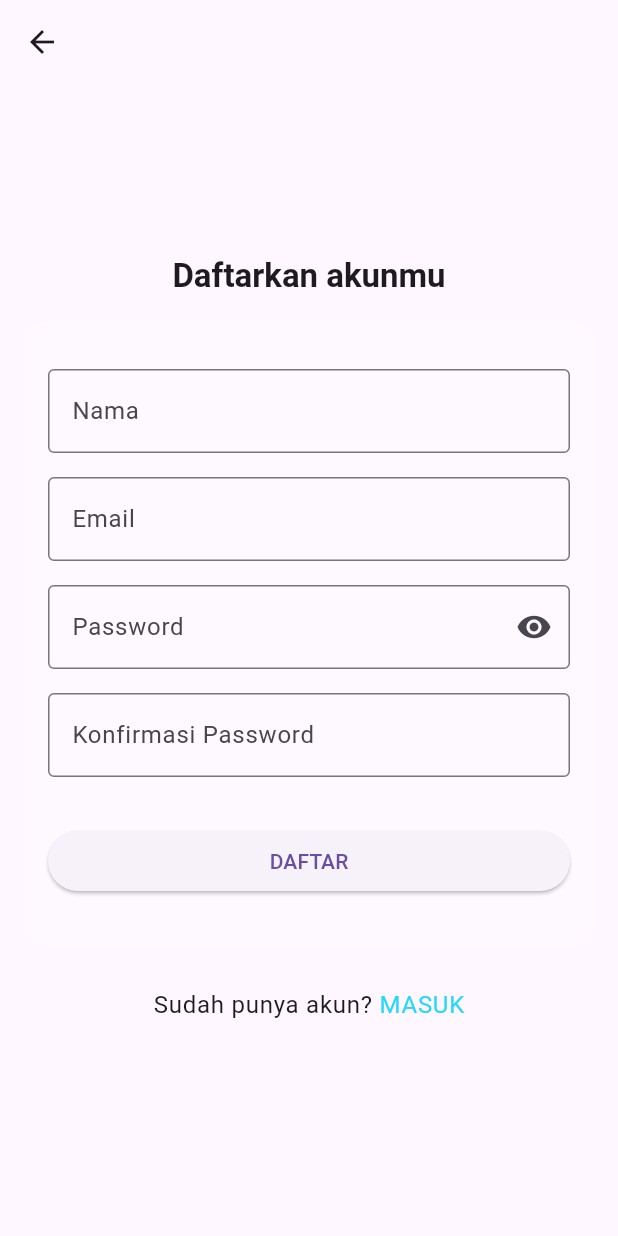
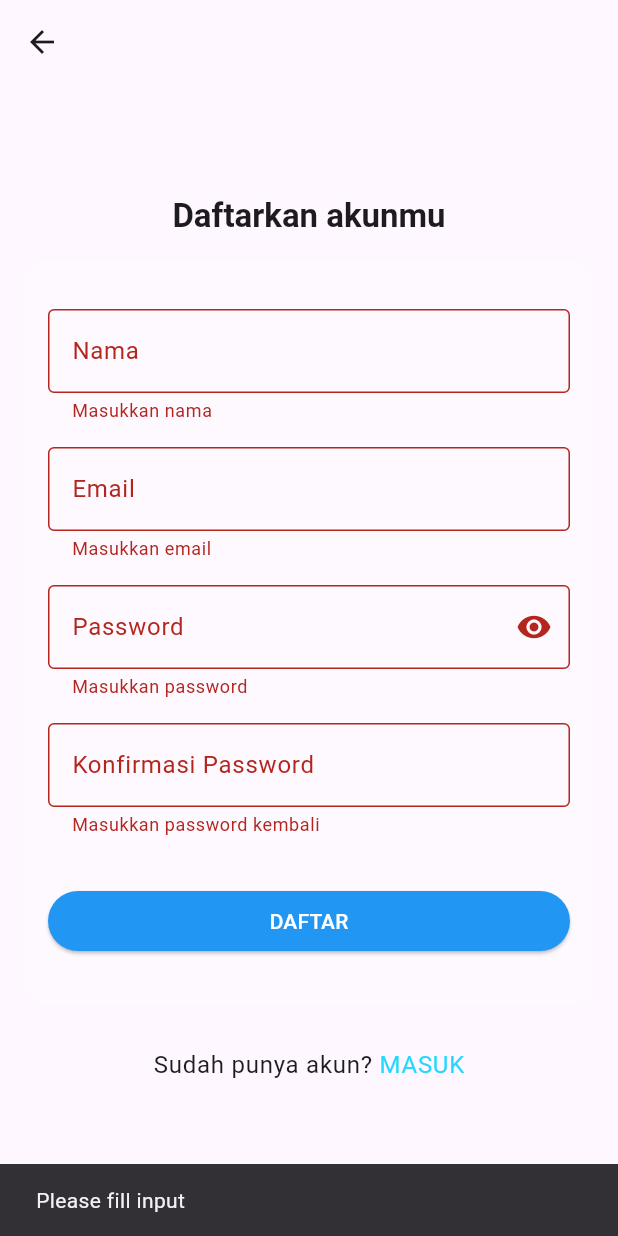
Before and after one commit to kahbee/infopedia-mobile, a Flutter app: the RegisterPage screen opened by its route, after a tap on "DAFTAR", on a phone screen of 412 x 824 dp. Run offline on Flutter 3.47's test engine with Material 3 defaults, Android fonts, the phone set to English and light mode, and no system bars; our stand-ins replace cached_network_image, flutter_widget_from_html, shared_preferences; accounts and stored records are empty.

Commit message:
feat: idk register and login

```diff
--- a/lib/api/auth_api.dart
+++ b/lib/api/auth_api.dart
@@ -11,12 +11,10 @@ class AuthAPI extends BaseAPI {
     String passwordConfirmation,
   ) async {
     var body = jsonEncode({
-      'customer': {
-        'name': name,
-        'email': email,
-        'password': password,
-        'password_confirmation': passwordConfirmation
-      }
+      'name': name,
+      'email': email,
+      'password': password,
+      'password_confirmation': passwordConfirmation
     });
     return await http.post(
       Uri.parse('${super.baseUrl}/register'),
--- a/lib/pages/login_view.dart
+++ b/lib/pages/login_view.dart
@@ -80,7 +80,8 @@ class _FormLoginState extends State<FormLogin> {
         var data = LoginResponse.fromJson(parsed.data);
         setToken(data.token);
         if (mounted) {
-          Navigator.of(context).pushReplacementNamed('/home');
+          Navigator.of(context, rootNavigator: true)
+              .pushReplacementNamed('/home');
         }
       } else {
         if (mounted) {
@@ -176,6 +177,10 @@ class _FormLoginState extends State<FormLogin> {
               SizedBox(
                 width: double.infinity,
                 child: ElevatedButton(
+                  style: ElevatedButton.styleFrom(
+                    backgroundColor: Colors.blue,
+                    foregroundColor: Colors.white,
+                  ),
                   onPressed: _isLoading ? null : _login,
                   child: _isLoading
                       ? const SizedBox(
--- a/lib/pages/register_view.dart
+++ b/lib/pages/register_view.dart
@@ -1,4 +1,11 @@
+import 'dart:convert';
+
 import 'package:flutter/material.dart';
+import 'package:infopediaflutter/api/auth_api.dart';
+import 'package:infopediaflutter/api/base_response.dart';
+import 'package:infopediaflutter/api/login_response.dart';
+
+import '../api/sp.dart';
 
 class RegisterPage extends StatelessWidget {
   const RegisterPage({super.key});
@@ -47,12 +54,64 @@ class FormRegister extends StatefulWidget {
 class _FormRegisterState extends State<FormRegister> {
   final _formKey = GlobalKey<FormState>();
   bool _obscureText = true;
-  final bool _isLoading = false;
+  bool _isLoading = false;
 
   final TextEditingController _namaController = TextEditingController();
   final TextEditingController _emailController = TextEditingController();
   final TextEditingController _passwordController = TextEditingController();
   final TextEditingController _cPasswordController = TextEditingController();
+
+  Future<void> _register() async {
+    if (!_formKey.currentState!.validate()) {
+      ScaffoldMessenger.of(context).showSnackBar(
+        const SnackBar(content: Text('Please fill input')),
+      );
+      return;
+    }
+
+    setState(() => _isLoading = true);
+
+    try {
+      var res = await AuthAPI().register(
+        _namaController.text,
+        _emailController.text,
+        _passwordController.text,
+        _cPasswordController.text,
+      );
+      var body = jsonDecode(res.body);
+
+      var parsed = BaseResponse.fromJson(body);
+      if (res.statusCode == 201 && parsed.success) {
+        var data = LoginResponse.fromJson(parsed.data);
+        setToken(data.token);
+        if (mounted) {
+          Navigator.of(context, rootNavigator: true)
+              .pushReplacementNamed('/home');
+        }
+      } else {
+        Map<String, dynamic> data = parsed.data;
+        if (mounted) {
+          try {
+            ScaffoldMessenger.of(context).showSnackBar(
+              SnackBar(content: Text(data.values.first.first)),
+            );
+          } catch (e) {
+            ScaffoldMessenger.of(context).showSnackBar(
+              SnackBar(content: Text(parsed.message)),
+            );
+          }
+        }
+      }
+      setState(() => _isLoading = false);
+    } catch (e) {
+      if (mounted) {
+        ScaffoldMessenger.of(context).showSnackBar(
+          SnackBar(content: Text(e.toString())),
+        );
+      }
+      setState(() => _isLoading = false);
+    }
+  }
 
   @override
   Widget build(BuildContext context) {
@@ -170,7 +229,11 @@ class _FormRegisterState extends State<FormRegister> {
               SizedBox(
                 width: double.infinity,
                 child: ElevatedButton(
-                  onPressed: _isLoading ? null : () {},
+                  style: ElevatedButton.styleFrom(
+                    backgroundColor: Colors.blue,
+                    foregroundColor: Colors.white,
+                  ),
+                  onPressed: _isLoading ? null : _register,
                   child: _isLoading
                       ? const SizedBox(
                           height: 16,
```
